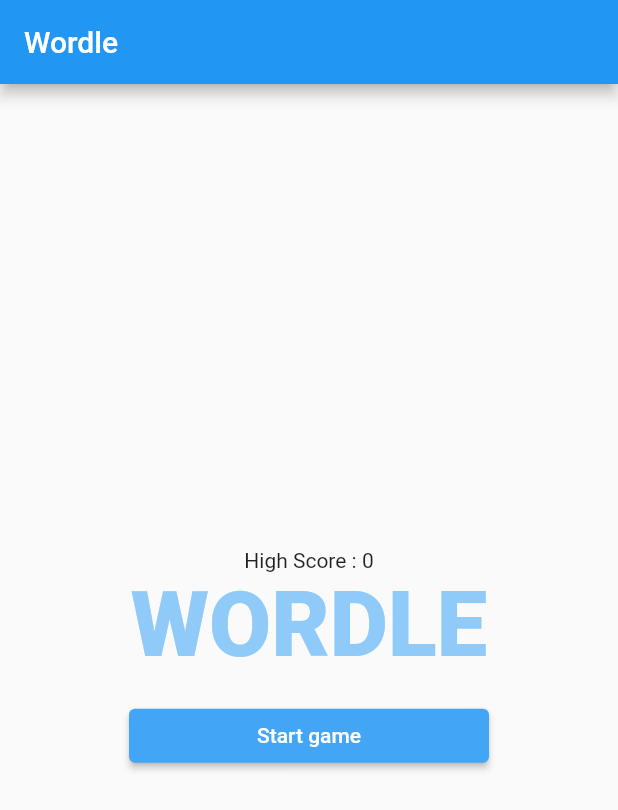
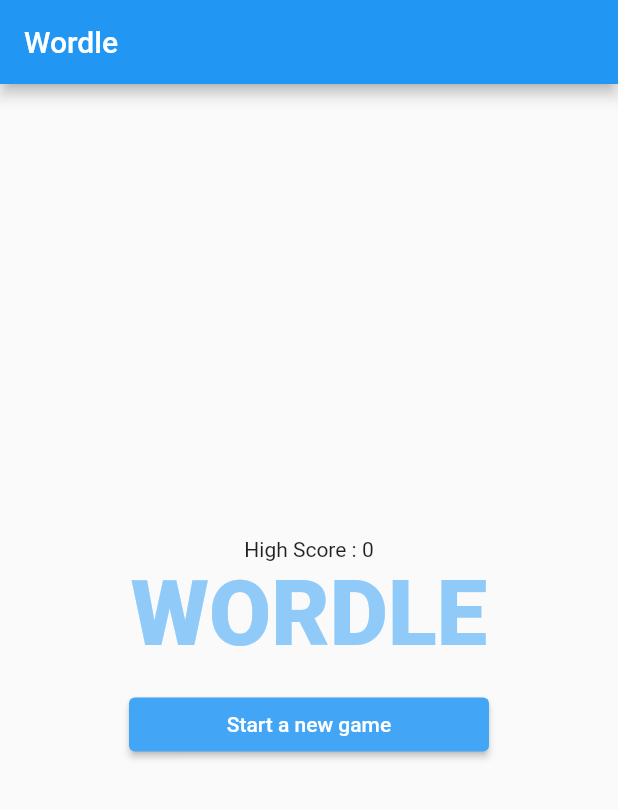
Before and after one commit to Husain-Jinia/Flutter-Wordle, a Flutter app: the screen it shows after launch, on a phone screen of 412 x 824 dp. Shown: the top 810 px of the screen. Run offline on Flutter 3.47's test engine with Material 2 defaults, Android fonts, the phone set to English and light mode, and no system bars; our stand-ins replace pinput, shared_preferences.

Commit message:
Added continue game feature

```diff
--- a/lib/screens/start_screen.dart
+++ b/lib/screens/start_screen.dart
@@ -12,21 +12,34 @@
 class _StartScreenState extends State<StartScreen> {
 
   SharedPreferencesService prefs = SharedPreferencesService();
-  int score=0;
+  int highScore=0;
+  int score= 0;
 
   @override
   void initState() {
     // TODO: implement initState
     super.initState();
-    highScore();
+    setHighScore();
+    setScore();
   }
 
-  highScore() async {
+  setHighScore() async {
     int? highScore = await prefs.getScoreFromSharedPref('high-score');
     int ConvertedHighScore = highScore??=0.toInt();
     setState(() {
-      score  = ConvertedHighScore;
+      highScore  = ConvertedHighScore;
     });
+  }
+
+  setScore()async{
+    int? PrevScore = await prefs.getScoreFromSharedPref("score");
+    setState(() {
+      score = PrevScore??=0;
+    });
+  }
+
+  rebootScore() async {
+    await prefs.saveScoreToSharedPref("score", 0);
   }
 
   @override
@@ -34,7 +47,7 @@
     return
     Scaffold(
       appBar: AppBar(
-        title: Text("Wordle"),
+        title: const Text("Wordle"),
       ),
       body:
       Center(
@@ -42,9 +55,31 @@
           mainAxisAlignment: MainAxisAlignment.center,
           crossAxisAlignment: CrossAxisAlignment.center,
           children: [
-            Text("High Score : $score"),
+            Text("High Score : $highScore"),
             Text("WORDLE", style: TextStyle(fontSize: 60, fontWeight: FontWeight.w900, color: Colors.blue[200]),),
             SizedBox(height: 15,),
+             SizedBox(
+            width: 240,
+            // height: double.infinity,
+            child:
+            ElevatedButton(
+              style:ElevatedButton.styleFrom(
+                primary: Colors.blue[400]
+              ),
+              onPressed: () async {
+                rebootScore();
+                Navigator.pushReplacement<void, void>(
+                  context,
+                  MaterialPageRoute<void>(
+                    builder: (BuildContext context) => const SinglePlayer(),
+                  ),
+                );
+              },
+              child: const Text("Start a new game")
+            )),
+
+            const SizedBox(height: 15,),
+            score!=0?
             SizedBox(
             width: 240,
             // height: double.infinity,
@@ -61,8 +96,8 @@
                   ),
                 );
               },
-              child: const Text("Start game")
-            ))
+              child: const Text("Continue game")
+            )):Container()
           ],
         ),
       ),
```
